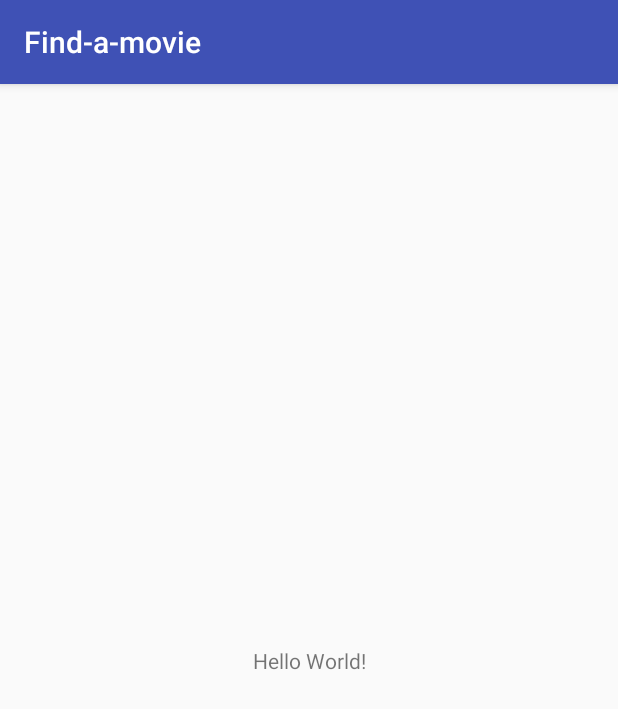
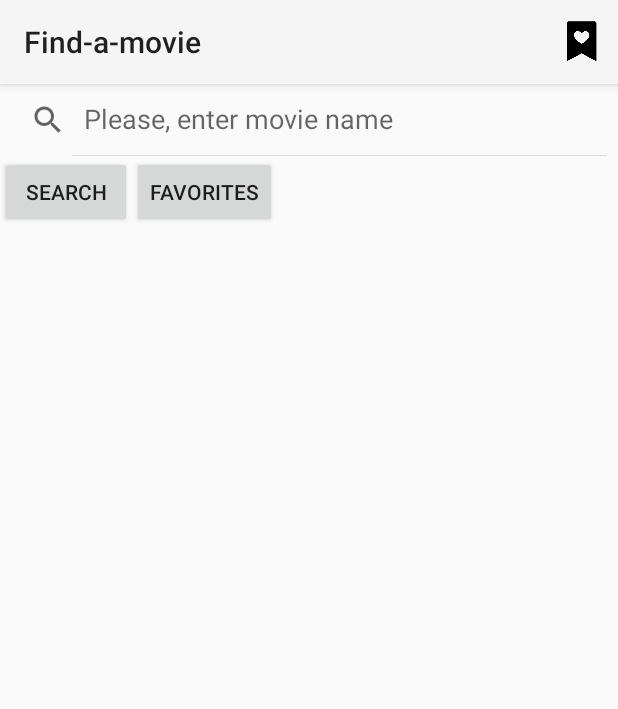
Before and after one commit to dmersiyanov/Find-a-movie-app, an Android app: the screen it shows after launch (MainActivity), on a phone screen of 412 x 824 dp. Shown: the top 709 px of the screen. Run offline under Robolectric (Android 15) with nearby library versions, the phone set to English and light mode, and no system bars; our stand-ins replace Picasso; libraries missing offline, so code that uses them is left out: retrofit2.adapter.rxjava, rx.android.schedulers, rx.schedulers; pictures from the network do not load; 2 statements that could not run were skipped.

Commit message:
commit 2

```diff
--- a/app/src/main/java/com/mersiyanov/dmitry/find_a_movie/MainActivity.java
+++ b/app/src/main/java/com/mersiyanov/dmitry/find_a_movie/MainActivity.java
@@ -1,28 +1,83 @@
 
 package com.mersiyanov.dmitry.find_a_movie;
 
+import android.content.Intent;
+import android.os.Bundle;
 import android.support.v7.app.AppCompatActivity;
-import android.os.Bundle;
+import android.support.v7.widget.LinearLayoutManager;
+import android.support.v7.widget.RecyclerView;
+import android.support.v7.widget.Toolbar;
+import android.view.Menu;
+import android.view.MenuItem;
+import android.widget.Button;
+import android.widget.ImageView;
+import android.widget.SearchView;
+import android.widget.Toast;
 
 import com.mersiyanov.dmitry.find_a_movie.POJO.MovieInfo;
 
 import rx.Observable;
 import rx.Observer;
-import rx.Scheduler;
-import rx.Subscriber;
-import rx.Subscription;
 import rx.android.schedulers.AndroidSchedulers;
 import rx.schedulers.Schedulers;
 
 public class MainActivity extends AppCompatActivity {
+
+    private final String API_KEY = "d160bbfc";
+    SearchView searchView;
+    MoviesAdapter moviesAdapter = new MoviesAdapter(this);
+    ImageView favoriteIcon;
+    Button btnSearch;
+    Button btnFavorites;
+
 
     @Override
     protected void onCreate(Bundle savedInstanceState) {
         super.onCreate(savedInstanceState);
         setContentView(R.layout.activity_main);
 
-        Observable<MovieInfo> responseMovies = MovieApp.getApi().getMovieInfo("d160bbfc", "die+hard");
+        RecyclerView recyclerView = findViewById(R.id.movies_rv);
+        btnFavorites = findViewById(R.id.btn_favorites);
+        btnSearch = findViewById(R.id.btn_search);
 
+        recyclerView.setLayoutManager(new LinearLayoutManager(this));
+        recyclerView.setHasFixedSize(true);
+        recyclerView.setAdapter(moviesAdapter);
+
+        searchView = findViewById(R.id.search_bar);
+
+        Toolbar myToolbar = findViewById(R.id.my_toolbar);
+        setSupportActionBar(myToolbar);
+
+
+
+
+        searchView.setOnQueryTextListener(new SearchView.OnQueryTextListener() {
+            @Override
+            public boolean onQueryTextSubmit(String query) {
+//                Toast.makeText(getApplicationContext(), searchView.getQuery(), Toast.LENGTH_LONG).show();
+               getMovieFromImdb(query);
+                return true;
+            }
+
+            @Override
+            public boolean onQueryTextChange(String newText) {
+                return false;
+            }
+        });
+
+
+
+
+
+
+
+
+    }
+
+    private void getMovieFromImdb(String title) {
+
+        Observable <MovieInfo> responseMovies = MovieApp.getApi().getMovieInfo(API_KEY, title);
         responseMovies.subscribeOn(Schedulers.io())
                 .observeOn(AndroidSchedulers.mainThread())
                 .subscribe(new Observer<MovieInfo>() {
@@ -33,18 +88,46 @@ public class MainActivity extends AppCompatActivity {
 
                     @Override
                     public void onError(Throwable e) {
-                        System.out.println(e.getLocalizedMessage());
+                        Toast.makeText(getApplicationContext(), e.getLocalizedMessage(), Toast.LENGTH_LONG).show();
 
                     }
 
                     @Override
                     public void onNext(MovieInfo movieInfo) {
-
-                        String movieTitle = movieInfo.getGenre();
-                        System.out.println(movieTitle);
-
+                        if(movieInfo.getResponse().equals("False"))
+                            Toast.makeText(getApplicationContext(), movieInfo.getError(), Toast.LENGTH_LONG).show();
+                        else  {
+                            moviesAdapter.addMovie(movieInfo);
+                        }
                     }
                 });
+
+    }
+
+    public void startFavoritesActivity(Intent intent){
+
+        startActivity(intent);
+    }
+
+
+
+    @Override
+    public boolean onCreateOptionsMenu(Menu menu) {
+        // Inflate the menu; this adds items to the action bar if it is present.
+        getMenuInflater().inflate(R.menu.toolbar, menu);
+        return true;
+    }
+
+    @Override
+    public boolean onOptionsItemSelected(MenuItem item) {
+        switch (item.getItemId()) {
+            case R.id.action_favorite:
+                Intent intent = new Intent(this, FavoritesActivity.class);
+                startActivity(intent);
+                return true;
+            default:
+                return super.onOptionsItemSelected(item);
+        }
 
 
     }
--- /dev/null
+++ b/app/src/main/java/com/mersiyanov/dmitry/find_a_movie/MoviesAdapter.java
@@ -0,0 +1,89 @@
+package com.mersiyanov.dmitry.find_a_movie;
+
+import android.content.Context;
+import android.content.Intent;
+import android.support.v7.widget.RecyclerView;
+import android.view.LayoutInflater;
+import android.view.View;
+import android.view.ViewGroup;
+import android.widget.ImageView;
+import android.widget.TextView;
+import android.widget.Toast;
+
+import com.mersiyanov.dmitry.find_a_movie.POJO.MovieInfo;
+import com.squareup.picasso.Picasso;
+
+import java.util.ArrayList;
+import java.util.List;
+
+/**
+ * Created by Dmitry on 17.03.2018.
+ */
+
+public class MoviesAdapter extends RecyclerView.Adapter<MoviesAdapter.ViewHolder> {
+
+    private Context context;
+    public List<MovieInfo> movies = new ArrayList<>();
+
+    public MoviesAdapter(Context context) {
+        this.context = context;
+    }
+
+    public void setMovies(List<MovieInfo> movies) {
+        this.movies = movies;
+    }
+
+    public void addMovie(MovieInfo movie) {
+        movies.add(movie);
+        notifyDataSetChanged();
+    }
+
+
+    @Override
+    public ViewHolder onCreateViewHolder(ViewGroup parent, int viewType) {
+        LayoutInflater layoutInflater = LayoutInflater.from(parent.getContext());
+        ViewHolder viewHolder = new ViewHolder(layoutInflater.inflate(R.layout.movie_item_view, parent, false));
+        return viewHolder;
+
+    }
+
+    @Override
+    public void onBindViewHolder(final ViewHolder holder, int position) {
+        final MovieInfo movieInfo = movies.get(position);
+        holder.movieTitle.setText(movieInfo.getTitle());
+        holder.movieYear.setText(movieInfo.getYear());
+        Picasso.get().load(movieInfo.getPoster()).resize(300, 300).centerInside().into(holder.moviePoster);
+        holder.addToFavorites.setOnClickListener(new View.OnClickListener() {
+            @Override
+            public void onClick(View v) {
+                Intent intent = new Intent(context, FavoritesActivity.class);
+                intent.putExtra("Favorite", movieInfo);
+                context.startActivity(intent);
+
+                Toast.makeText(context, "Выбран элемент ==" + holder.getAdapterPosition(), Toast.LENGTH_LONG).show();
+            }
+        });
+
+    }
+
+    @Override
+    public int getItemCount() {
+        return movies.size();
+    }
+
+    static class ViewHolder extends RecyclerView.ViewHolder {
+        private final TextView movieTitle;
+        private final TextView movieYear;
+        private final ImageView moviePoster;
+        private final ImageView addToFavorites;
+
+        public ViewHolder(View itemView) {
+            super(itemView);
+            movieTitle = itemView.findViewById(R.id.movie_name);
+            movieYear = itemView.findViewById(R.id.movie_year);
+            moviePoster = itemView.findViewById(R.id.movie_poster);
+            addToFavorites = itemView.findViewById(R.id.favorite_icon);
+        }
+    }
+
+}
--- a/app/src/main/res/layout/activity_main.xml
+++ b/app/src/main/res/layout/activity_main.xml
@@ -1,18 +1,57 @@
 <?xml version="1.0" encoding="utf-8"?>
-<android.support.constraint.ConstraintLayout xmlns:android="http://schemas.android.com/apk/res/android"
+<LinearLayout xmlns:android="http://schemas.android.com/apk/res/android"
     xmlns:app="http://schemas.android.com/apk/res-auto"
+    android:orientation="vertical"
     xmlns:tools="http://schemas.android.com/tools"
     android:layout_width="match_parent"
     android:layout_height="match_parent"
     tools:context="com.mersiyanov.dmitry.find_a_movie.MainActivity">
 
-    <TextView
+    <android.support.v7.widget.Toolbar
+        android:id="@+id/my_toolbar"
+        android:layout_width="match_parent"
+        android:layout_height="?attr/actionBarSize"
+        android:background="?attr/colorPrimary"
+        android:elevation="4dp"
+        android:theme="@style/ThemeOverlay.AppCompat.ActionBar"
+        app:popupTheme="@style/ThemeOverlay.AppCompat.Light"/>
+
+    <SearchView
+        android:id="@+id/search_bar"
+        android:imeOptions="actionSearch"
+        android:iconifiedByDefault="false"
+        android:queryHint="@string/enter_movie_name"
+        android:layout_width="match_parent"
+        android:layout_height="wrap_content" >
+
+    </SearchView>
+
+    <LinearLayout
+        android:orientation="horizontal"
         android:layout_width="wrap_content"
-        android:layout_height="wrap_content"
-        android:text="Hello World!"
-        app:layout_constraintBottom_toBottomOf="parent"
-        app:layout_constraintLeft_toLeftOf="parent"
-        app:layout_constraintRight_toRightOf="parent"
-        app:layout_constraintTop_toTopOf="parent" />
+        android:layout_height="wrap_content">
 
-</android.support.constraint.ConstraintLayout>
+        <Button
+            android:id="@+id/btn_search"
+            android:text="Search"
+            android:layout_width="wrap_content"
+            android:layout_height="wrap_content" />
+
+        <Button
+            android:id="@+id/btn_favorites"
+            android:text="Favorites"
+            android:layout_width="wrap_content"
+            android:layout_height="wrap_content" />
+    </LinearLayout>
+
+
+    <android.support.v7.widget.RecyclerView
+        android:id="@+id/movies_rv"
+        android:padding="25dp"
+        android:layout_width="match_parent"
+        android:layout_height="match_parent" />
+
+
+
+
+</LinearLayout>
--- /dev/null
+++ b/app/src/main/res/menu/toolbar.xml
@@ -0,0 +1,13 @@
+<?xml version="1.0" encoding="utf-8"?>
+<menu xmlns:android="http://schemas.android.com/apk/res/android"
+    xmlns:app="http://schemas.android.com/apk/res-auto"
+    xmlns:tools="http://schemas.android.com/tools"
+    tools:context=".MainActivity">
+
+    <item
+        android:id="@+id/action_favorite"
+        android:icon="@drawable/favorites_screen"
+        app:showAsAction="always"
+        android:title="Favorites" />
+
+</menu>
--- a/app/src/main/res/values/strings.xml
+++ b/app/src/main/res/values/strings.xml
@@ -1,3 +1,7 @@
 <resources>
     <string name="app_name">Find-a-movie</string>
+    <string name="enter_movie_name">Please, enter movie name</string>
+
+    <!-- TODO: Remove or change this placeholder text -->
+    <string name="hello_blank_fragment">Hello blank fragment</string>
 </resources>
```
Also changed, not shown: app/build.gradle (+7 -4 lines), app/src/main/AndroidManifest.xml (+20 -4 lines), app/src/main/java/com/mersiyanov/dmitry/find_a_movie/FavoritesActivity.java (added, +36 -0 lines), app/src/main/java/com/mersiyanov/dmitry/find_a_movie/POJO/MovieInfo.java (+105 -1 lines), app/src/main/res/layout/activity_favorites.xml (added, +23 -0 lines), app/src/main/res/layout/movie_item_view.xml (added, +67 -0 lines), app/src/main/res/drawable/add_favorite.png (added), app/src/main/res/drawable/delete_favorite.png (added), app/src/main/res/drawable/favorites_screen.png (added), app/src/main/res/mipmap-hdpi/movie_icon.png (added).
